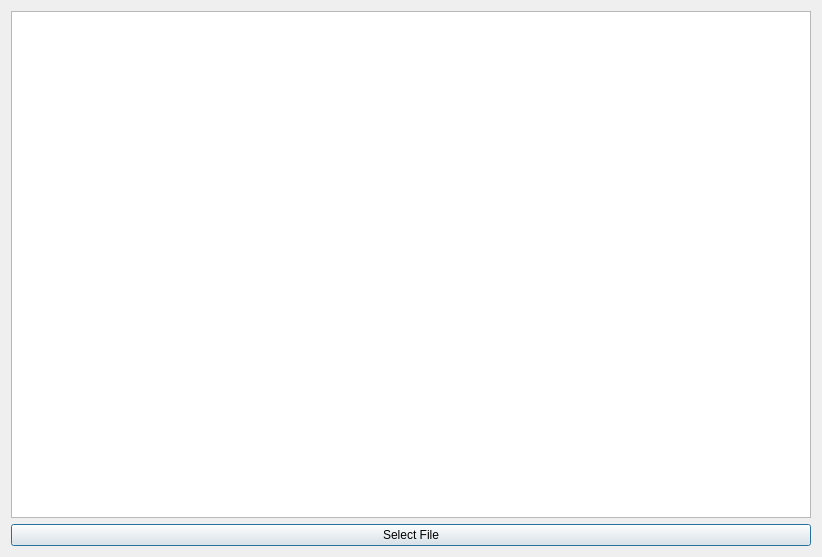
LauraHagege/QTDesignerProject, file dialog.ui: the form before one commit.
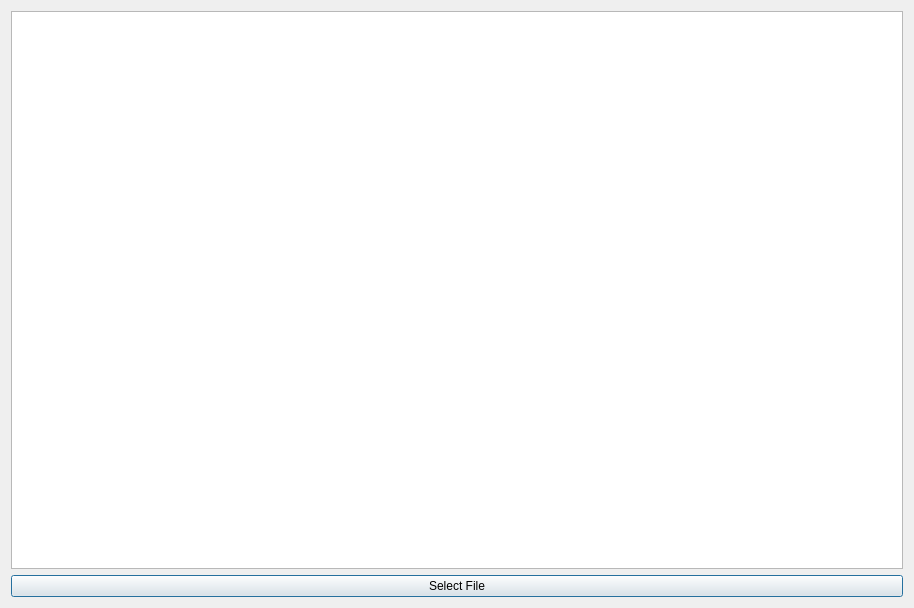
The form after the commit.

What changed in the file:
```diff
--- a/dialog.ui
+++ b/dialog.ui
@@ -6,8 +6,8 @@
    <rect>
     <x>0</x>
     <y>0</y>
-    <width>822</width>
-    <height>557</height>
+    <width>914</width>
+    <height>608</height>
    </rect>
   </property>
   <property name="windowTitle">
```
